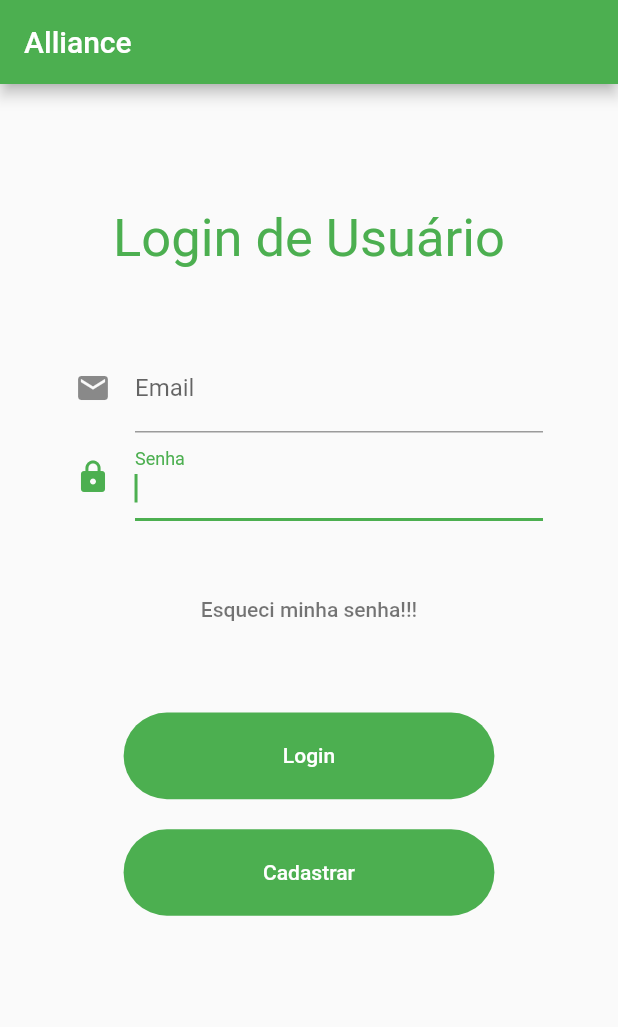
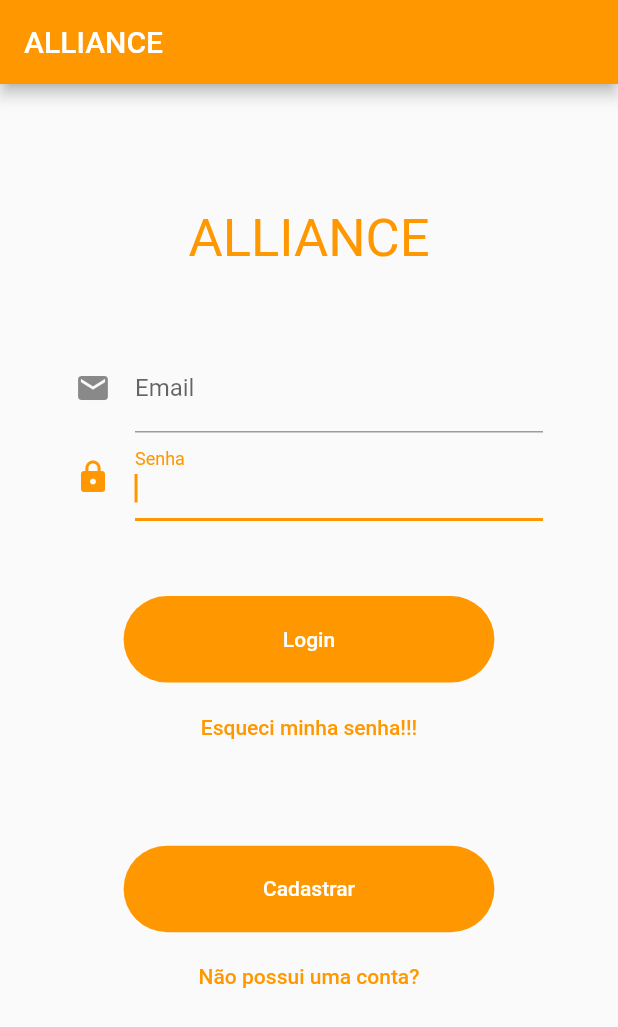
Before and after one commit to ThiagoBertoldi/alliance, a Flutter app: the MyHomePage_Cadastro screen opened directly, after a tap on "Cadastrar", on a phone screen of 412 x 824 dp. Shown: the top 1027 px of the screen. Run offline on Flutter 3.47's test engine with Material 2 defaults, Android fonts, the phone set to English and light mode, and no system bars; our stand-ins replace firebase_analytics, firebase_core; accounts and stored records are empty.

Commit message:
Alteração de Layout

```diff
--- a/lib/paginas/paginaCadastro.dart
+++ b/lib/paginas/paginaCadastro.dart
@@ -13,9 +13,11 @@ class PaginaCadastro extends StatelessWidget {
     return MaterialApp(
       title: 'FlutterApp',
       theme: ThemeData(
-        primarySwatch: Colors.green,
+        primarySwatch: Colors.orange,
       ),
-      home: MyHomePage_Cadastro(title: 'Flutter App'),
+      home: MyHomePage_Cadastro(
+        title: 'ALLIANCE',
+      ),
     );
   }
 }
@@ -61,7 +63,7 @@ class _MyHomePageState extends State<MyHomePage_Cadastro> {
   Widget build(BuildContext context) {
     return Scaffold(
       appBar: AppBar(
-        title: Text(widget.title),
+        title: Text(widget.title, style: TextStyle(color: Colors.white)),
       ),
       body: SingleChildScrollView(
         child: Container(
@@ -76,7 +78,7 @@ class _MyHomePageState extends State<MyHomePage_Cadastro> {
                 margin: new EdgeInsets.all(15),
                 child: Text(
                   "Cadastro de Usuário",
-                  style: TextStyle(fontSize: 30, color: Colors.green),
+                  style: TextStyle(fontSize: 30, color: Colors.orange),
                 ),
               ),
               TextFormField(
@@ -157,7 +159,7 @@ class _MyHomePageState extends State<MyHomePage_Cadastro> {
                   minWidth: MediaQuery.of(context).size.width * 0.6,
                   child:
                       Text('Cadastrar', style: TextStyle(color: Colors.white)),
-                  color: Colors.green,
+                  color: Colors.orange,
                   onPressed: () {
                     Navigator.push(
                         context,
--- a/lib/paginas/paginaLogin.dart
+++ b/lib/paginas/paginaLogin.dart
@@ -14,9 +14,9 @@ class PaginaLogin extends StatelessWidget {
     return MaterialApp(
       title: 'FlutterApp',
       theme: ThemeData(
-        primarySwatch: Colors.green,
+        primarySwatch: Colors.orange,
       ),
-      home: MyHomePage_Login(title: 'Alliance'),
+      home: MyHomePage_Login(title: 'ALLIANCE'),
     );
   }
 }
@@ -44,7 +44,7 @@ class _MyHomePageState_Login extends State<MyHomePage_Login> {
   Widget build(BuildContext context) {
     return Scaffold(
       appBar: AppBar(
-        title: Text(widget.title),
+        title: Text(widget.title, style: TextStyle(color: Colors.white)),
       ),
       body: SingleChildScrollView(
         child: Container(
@@ -59,8 +59,8 @@ class _MyHomePageState_Login extends State<MyHomePage_Login> {
                   margin:
                       new EdgeInsets.only(left: 10.0, right: 10.0, bottom: 50),
                   child: Text(
-                    "Login de Usuário",
-                    style: TextStyle(fontSize: 35, color: Colors.green),
+                    "ALLIANCE",
+                    style: TextStyle(fontSize: 35, color: Colors.orange),
                   ),
                 ),
 
@@ -86,24 +86,9 @@ class _MyHomePageState_Login extends State<MyHomePage_Login> {
                   ),
                 ),
 
-                Container(
-                  margin: new EdgeInsets.only(top: 30),
-                  height: MediaQuery.of(context).size.height * 0.07,
-                  width: MediaQuery.of(context).size.width * 0.6,
-                  // ignore: deprecated_member_use
-                  child: FlatButton(
-                    shape: RoundedRectangleBorder(
-                        borderRadius: BorderRadius.circular(50)),
-                    child: Text(
-                      'Esqueci minha senha!!!',
-                      style: TextStyle(color: Colors.black54),
-                    ),
-                    onPressed: () {},
-                  ),
-                ),
                 // ignore: deprecated_member_use
                 Container(
-                  margin: new EdgeInsets.only(top: 40),
+                  margin: new EdgeInsets.only(top: 50),
                   // ignore: deprecated_member_use
                   child: FlatButton(
                     shape: RoundedRectangleBorder(
@@ -114,14 +99,30 @@ class _MyHomePageState_Login extends State<MyHomePage_Login> {
                       'Login',
                       style: TextStyle(color: Colors.white),
                     ),
-                    color: Colors.green,
+                    color: Colors.orange,
                     onPressed: () {
                       imprimeLogin(email, senha);
                     },
                   ),
                 ),
                 Container(
-                  margin: new EdgeInsets.only(top: 20),
+                  margin: new EdgeInsets.only(top: 1),
+                  height: MediaQuery.of(context).size.height * 0.07,
+                  width: MediaQuery.of(context).size.width * 0.6,
+                  // ignore: deprecated_member_use
+                  child: FlatButton(
+                    shape: RoundedRectangleBorder(
+                        borderRadius: BorderRadius.circular(50)),
+                    child: Text(
+                      'Esqueci minha senha!!!',
+                      style: TextStyle(color: Colors.orange),
+                    ),
+                    onPressed: () {},
+                  ),
+                ),
+
+                Container(
+                  margin: new EdgeInsets.only(top: 50),
                   // ignore: deprecated_member_use
                   child: FlatButton(
                     shape: RoundedRectangleBorder(
@@ -132,7 +133,7 @@ class _MyHomePageState_Login extends State<MyHomePage_Login> {
                       'Cadastrar',
                       style: TextStyle(color: Colors.white),
                     ),
-                    color: Colors.green,
+                    color: Colors.orange,
                     onPressed: () {
                       Navigator.push(
                           context,
@@ -140,6 +141,21 @@ class _MyHomePageState_Login extends State<MyHomePage_Login> {
                               builder: (BuildContext context) =>
                                   PaginaCadastro()));
                     },
+                  ),
+                ),
+                Container(
+                  margin: new EdgeInsets.only(top: 1),
+                  height: MediaQuery.of(context).size.height * 0.07,
+                  width: MediaQuery.of(context).size.width * 0.6,
+                  // ignore: deprecated_member_use
+                  child: FlatButton(
+                    shape: RoundedRectangleBorder(
+                        borderRadius: BorderRadius.circular(50)),
+                    child: Text(
+                      'Não possui uma conta?',
+                      style: TextStyle(color: Colors.orange),
+                    ),
+                    onPressed: () {},
                   ),
                 ),
               ],
```
Also changed, not shown: lib/paginas/usuariosCadastrados.dart (added, +22 -0 lines), lib/views/userList.dart (added, +14 -0 lines).
